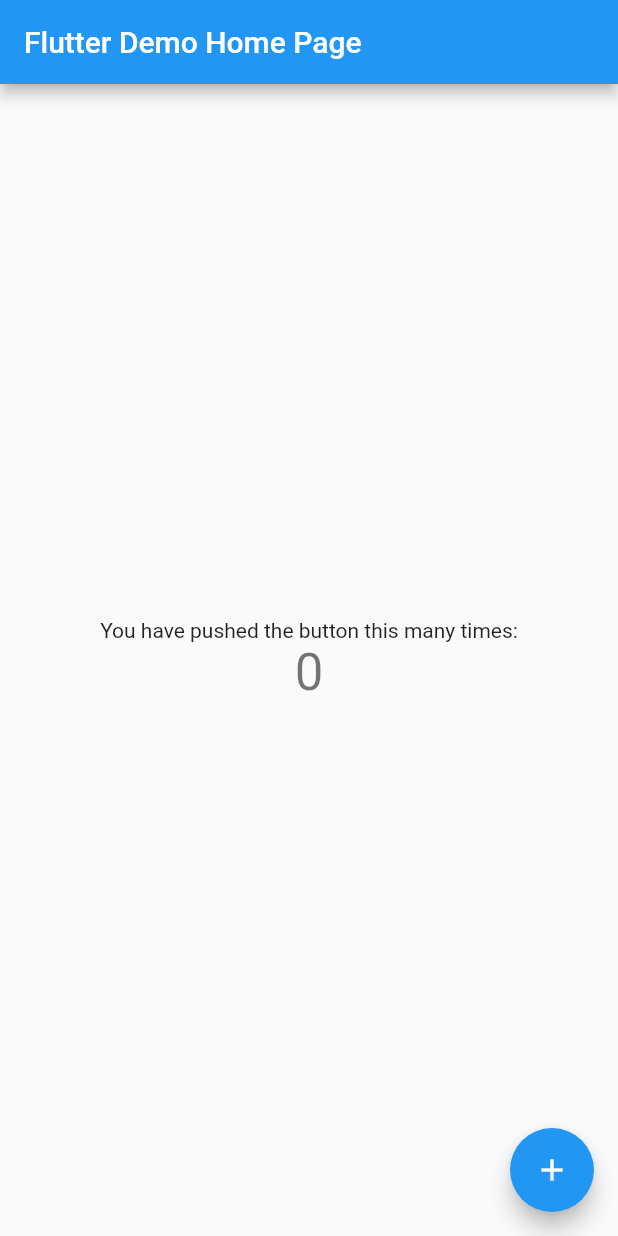
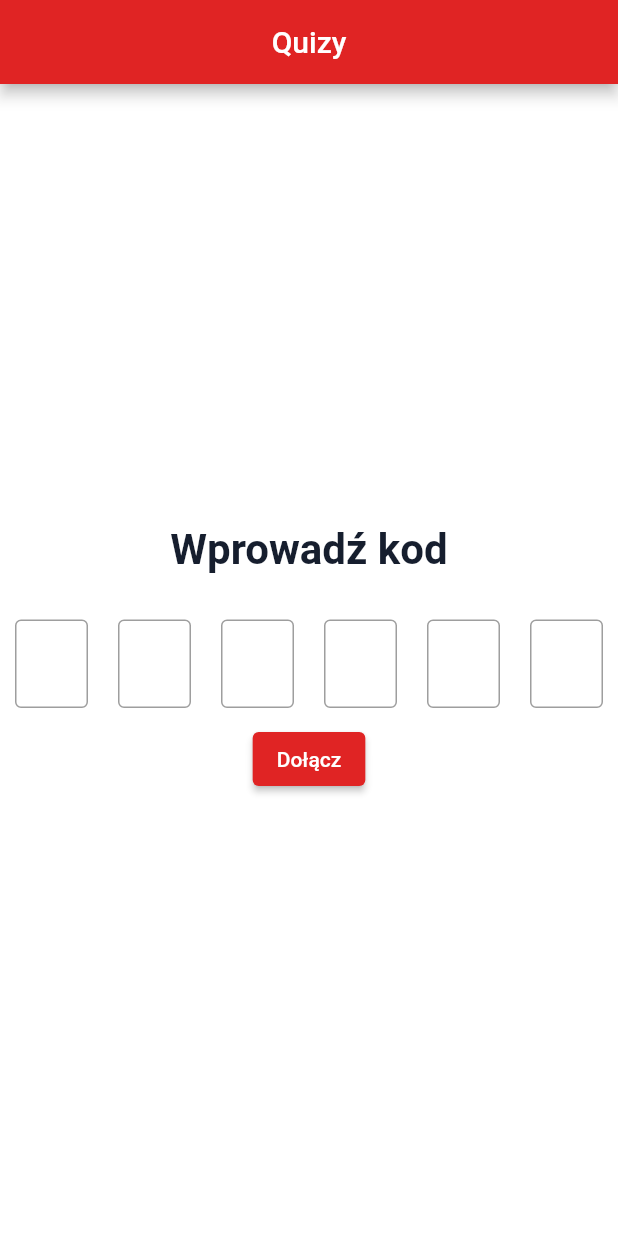
Before and after one commit to olafsozanski/hackyeah-quiz-mobile, a Flutter app: the screen it shows after launch, on a phone screen of 412 x 824 dp. Run offline on Flutter 3.47's test engine with Material 2 defaults, Android fonts, the light colour scheme and no system bars; Roboto replaces fonts that are missing (Poppins).

Commit message:
add home screen

```diff
--- a/hackyeah_quiz_mobile/lib/main.dart
+++ b/hackyeah_quiz_mobile/lib/main.dart
@@ -1,4 +1,6 @@
 import 'package:flutter/material.dart';
+import 'package:hackyeah_quiz_mobile/screens/home_screen.dart';
+import 'package:hackyeah_quiz_mobile/theme/theme.dart';
 
 void main() {
   runApp(const MyApp());
@@ -11,105 +13,12 @@
   @override
   Widget build(BuildContext context) {
     return MaterialApp(
-      title: 'Quizy',
-      theme: ThemeData(
-        // This is the theme of your application.
-        //
-        // Try running your application with "flutter run". You'll see the
-        // application has a blue toolbar. Then, without quitting the app, try
-        // changing the primarySwatch below to Colors.green and then invoke
-        // "hot reload" (press "r" in the console where you ran "flutter run",
-        // or simply save your changes to "hot reload" in a Flutter IDE).
-        // Notice that the counter didn't reset back to zero; the application
-        // is not restarted.
-        primarySwatch: Colors.blue,
-      ),
-      home: const MyHomePage(title: 'Flutter Demo Home Page'),
-    );
+        title: 'Quizy',
+        theme: ThemeData(
+          fontFamily: 'Poppins',
+          primarySwatch: AppTheme.colors.primary,
+          scaffoldBackgroundColor: AppTheme.colors.appBackground,
+        ),
+        home: const HomeScreen());
   }
 }
-
-class MyHomePage extends StatefulWidget {
-  const MyHomePage({super.key, required this.title});
-
-  // This widget is the home page of your application. It is stateful, meaning
-  // that it has a State object (defined below) that contains fields that affect
-  // how it looks.
-
-  // This class is the configuration for the state. It holds the values (in this
-  // case the title) provided by the parent (in this case the App widget) and
-  // used by the build method of the State. Fields in a Widget subclass are
-  // always marked "final".
-
-  final String title;
-
-  @override
-  State<MyHomePage> createState() => _MyHomePageState();
-}
-
-class _MyHomePageState extends State<MyHomePage> {
-  int _counter = 0;
-
-  void _incrementCounter() {
-    setState(() {
-      // This call to setState tells the Flutter framework that something has
-      // changed in this State, which causes it to rerun the build method below
-      // so that the display can reflect the updated values. If we changed
-      // _counter without calling setState(), then the build method would not be
-      // called again, and so nothing would appear to happen.
-      _counter++;
-    });
-  }
-
-  @override
-  Widget build(BuildContext context) {
-    // This method is rerun every time setState is called, for instance as done
-    // by the _incrementCounter method above.
-    //
-    // The Flutter framework has been optimized to make rerunning build methods
-    // fast, so that you can just rebuild anything that needs updating rather
-    // than having to individually change instances of widgets.
-    return Scaffold(
-      appBar: AppBar(
-        // Here we take the value from the MyHomePage object that was created by
-        // the App.build method, and use it to set our appbar title.
-        title: Text(widget.title),
-      ),
-      body: Center(
-        // Center is a layout widget. It takes a single child and positions it
-        // in the middle of the parent.
-        child: Column(
-          // Column is also a layout widget. It takes a list of children and
-          // arranges them vertically. By default, it sizes itself to fit its
-          // children horizontally, and tries to be as tall as its parent.
-          //
-          // Invoke "debug painting" (press "p" in the console, choose the
-          // "Toggle Debug Paint" action from the Flutter Inspector in Android
-          // Studio, or the "Toggle Debug Paint" command in Visual Studio Code)
-          // to see the wireframe for each widget.
-          //
-          // Column has various properties to control how it sizes itself and
-          // how it positions its children. Here we use mainAxisAlignment to
-          // center the children vertically; the main axis here is the vertical
-          // axis because Columns are vertical (the cross axis would be
-          // horizontal).
-          mainAxisAlignment: MainAxisAlignment.center,
-          children: <Widget>[
-            const Text(
-              'You have pushed the button this many times:',
-            ),
-            Text(
-              '$_counter',
-              style: Theme.of(context).textTheme.headline4,
-            ),
-          ],
-        ),
-      ),
-      floatingActionButton: FloatingActionButton(
-        onPressed: _incrementCounter,
-        tooltip: 'Increment',
-        child: const Icon(Icons.add),
-      ), // This trailing comma makes auto-formatting nicer for build methods.
-    );
-  }
-}
--- /dev/null
+++ b/hackyeah_quiz_mobile/lib/screens/home_screen.dart
@@ -0,0 +1,104 @@
+import 'package:flutter/material.dart';
+import 'package:hackyeah_quiz_mobile/theme/theme.dart';
+
+class HomeScreen extends StatelessWidget {
+  static const routeName = "/screens/home_screen";
+
+  const HomeScreen({Key? key}) : super(key: key);
+
+  @override
+  Widget build(BuildContext context) {
+    return Scaffold(
+      appBar: AppBar(
+        centerTitle: true,
+        title: const Text('Quizy'),
+      ),
+      body: Column(
+        mainAxisAlignment: MainAxisAlignment.center,
+        crossAxisAlignment: CrossAxisAlignment.center,
+        children: <Widget>[
+          Center(
+            child: Text(
+              'Wprowadź kod',
+              style: AppTheme.typography.headline1,
+            ),
+          ),
+          const SizedBox(
+            height: 20,
+          ),
+          Row(
+            children: [
+              Expanded(
+                child: Padding(
+                  padding: AppTheme.spacing.screenPadding,
+                  child: const TextField(
+                    textAlign: TextAlign.center,
+                    decoration: InputDecoration(
+                      border: OutlineInputBorder(),
+                    ),
+                  ),
+                ),
+              ),
+              Expanded(
+                child: Padding(
+                  padding: AppTheme.spacing.screenPadding,
+                  child: const TextField(
+                    textAlign: TextAlign.center,
+                    decoration: InputDecoration(
+                      border: OutlineInputBorder(),
+                    ),
+                  ),
+                ),
+              ),
+              Expanded(
+                child: Padding(
+                  padding: AppTheme.spacing.screenPadding,
+                  child: const TextField(
+                    textAlign: TextAlign.center,
+                    decoration: InputDecoration(
+                      border: OutlineInputBorder(),
+                    ),
+                  ),
+                ),
+              ),
+              Expanded(
+                child: Padding(
+                  padding: AppTheme.spacing.screenPadding,
+                  child: const TextField(
+                    textAlign: TextAlign.center,
+                    decoration: InputDecoration(
+                      border: OutlineInputBorder(),
+                    ),
+                  ),
+                ),
+              ),
+              Expanded(
+                child: Padding(
+                  padding: AppTheme.spacing.screenPadding,
+                  child: const TextField(
+                    textAlign: TextAlign.center,
+                    decoration: InputDecoration(
+                      border: OutlineInputBorder(),
+                    ),
+                  ),
+                ),
+              ),
+              Expanded(
+                child: Padding(
+                  padding: AppTheme.spacing.screenPadding,
+                  child: const TextField(
+                    textAlign: TextAlign.center,
+                    decoration: InputDecoration(
+                      border: OutlineInputBorder(),
+                    ),
+                  ),
+                ),
+              ),
+            ],
+          ),
+          ElevatedButton(onPressed: () {}, child: const Text('Dołącz'))
+        ],
+      ),
+    );
+  }
+}
--- a/hackyeah_quiz_mobile/lib/theme/theme.dart
+++ b/hackyeah_quiz_mobile/lib/theme/theme.dart
@@ -1,7 +1,8 @@
 import 'package:flutter/material.dart';
+import 'package:flutter/cupertino.dart';
 
 class Spacing {
-  final EdgeInsets screenPadding = const EdgeInsets.all(20);
+  final EdgeInsets screenPadding = const EdgeInsets.all(10);
 
   const Spacing();
 }
@@ -20,8 +21,10 @@
     900: Color(0xff771d1d),
   });
 
-  final Color textPrimary = Color(0xff161e2e);
-  final Color textSecondary = Color(0xff374151);
+  final Color textPrimary = const Color(0xff161e2e);
+  final Color textSecondary = const Color(0xff374151);
+
+  final Color appBackground = Colors.white;
   AppColors();
 }
 
```
